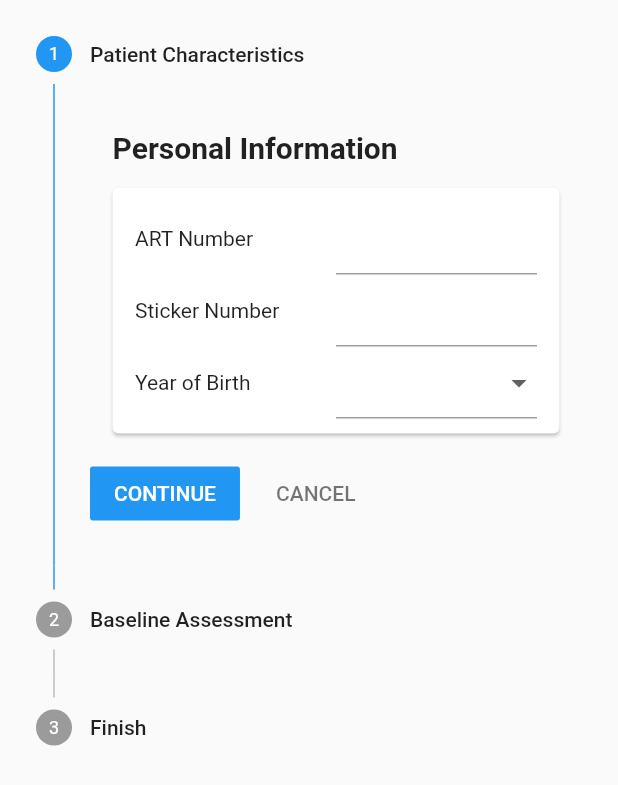
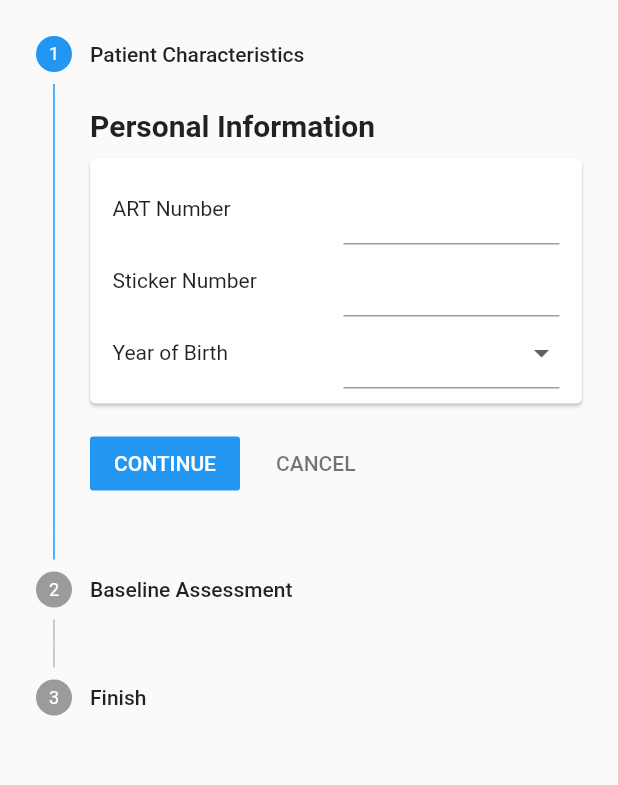
Before and after one commit to chrisly-bear/PEBRApp, a Flutter app: the _NewPatientForm widget shown alone on an empty page, opened directly, on a phone screen of 412 x 824 dp. Shown: the top 785 px of the screen. Run offline on Flutter 3.47's test engine with Material 2 defaults, Android fonts, the phone set to English and light mode, and no system bars; our stand-ins replace flushbar, shared_preferences, sqflite; missing offline and left inert: password, spreadsheet_decoder; accounts and stored records are empty.

Commit message:
Improved spacing in new patient form. Reduced some code duplication by refactoring out common code into separate methods.

```diff
--- a/lib/screens/NewPatientScreen.dart
+++ b/lib/screens/NewPatientScreen.dart
@@ -200,14 +200,8 @@ class _NewPatientFormState extends State<_NewPatientForm> {
   // ----------
 
   Widget _personalInformationCard() {
-    return Column(
-      crossAxisAlignment: CrossAxisAlignment.start,
-      children: [
-        _buildTitle('Personal Information'),
-        Card(
-          margin: EdgeInsets.symmetric(horizontal: 15),
-          child: Padding(
-            padding: EdgeInsets.symmetric(horizontal: 15, vertical: 10),
+    return _buildCard('Personal Information',
+      withTopPadding: false,
       child: Column(
         children: [
           _artNumberQuestion(),
@@ -220,9 +214,6 @@ class _NewPatientFormState extends State<_NewPatientForm> {
           _phoneNumberQuestion(),
         ],
       ),
-          ),
-        ),
-      ],
     );
   }
 
@@ -230,14 +221,7 @@ class _NewPatientFormState extends State<_NewPatientForm> {
     if (!_eligible) {
       return Container();
     }
-    return Column(
-      crossAxisAlignment: CrossAxisAlignment.start,
-      children: [
-        _buildTitle('Consent'),
-        Card(
-          margin: EdgeInsets.symmetric(horizontal: 15),
-          child: Padding(
-            padding: EdgeInsets.symmetric(horizontal: 15, vertical: 10),
+    return _buildCard('Consent',
       child: Column(
         children: [
           _consentGivenQuestion(),
@@ -245,9 +229,6 @@ class _NewPatientFormState extends State<_NewPatientForm> {
           _noConsentReasonOtherQuestion(),
         ],
       ),
-          ),
-        ),
-      ],
     );
   }
 
@@ -255,14 +236,7 @@ class _NewPatientFormState extends State<_NewPatientForm> {
     if (!_eligible || _newPatient.consentGiven == null || !_newPatient.consentGiven) {
       return Container();
     }
-    return Column(
-      crossAxisAlignment: CrossAxisAlignment.start,
-      children: [
-        _buildTitle('Viral Load Baseline'),
-        Card(
-          margin: EdgeInsets.symmetric(horizontal: 15),
-          child: Padding(
-            padding: EdgeInsets.symmetric(horizontal: 15, vertical: 10),
+    return _buildCard('Viral Load Baseline',
       child: Column(
         children: [
           _viralLoadBaselineAvailableQuestion(),
@@ -272,9 +246,6 @@ class _NewPatientFormState extends State<_NewPatientForm> {
           _viralLoadBaselineLabNumberQuestion(),
         ],
       ),
-          ),
-        ),
-      ],
     );
   }
 
@@ -728,13 +699,13 @@ class _NewPatientFormState extends State<_NewPatientForm> {
     return false;
   }
 
-  _closeScreen() {
+  void _closeScreen() {
     Navigator.of(context).popUntil((Route<dynamic> route) {
       return (route.settings.name == '/patient' || route.settings.name == '/');
     });
   }
 
-  _openKoBoCollect() async {
+  Future<void> _openKoBoCollect() async {
     const appUrl = 'android-app://org.koboc.collect.android';
     const marketUrl = 'market://details?id=org.koboc.collect.android';
     if (await canLaunch(appUrl)) {
@@ -746,15 +717,30 @@ class _NewPatientFormState extends State<_NewPatientForm> {
     }
   }
 
-  _buildTitle(String title) {
-    return Padding(
-      padding: EdgeInsets.all(15),
-      child: Text(
+  Widget _buildCard(String title, {@required Widget child, bool withTopPadding: true}) {
+    return Column(
+      crossAxisAlignment: CrossAxisAlignment.start,
+      children: [
+        SizedBox(height: withTopPadding ? 20.0 : 0.0),
+        _buildTitle(title),
+        SizedBox(height: 10.0),
+        Card(
+          margin: EdgeInsets.symmetric(horizontal: 0.0),
+          child: Padding(
+            padding: EdgeInsets.symmetric(horizontal: 15, vertical: 10),
+            child: child,
+          ),
+        ),
+      ],
+    );
+  }
+
+  Widget _buildTitle(String title) {
+    return Text(
       title,
       style: TextStyle(
         fontSize: 20,
         fontWeight: FontWeight.bold,
-        ),
       ),
     );
   }
@@ -767,6 +753,7 @@ class _NewPatientFormState extends State<_NewPatientForm> {
           flex: _questionsFlex,
           child: Text(question),
         ),
+        SizedBox(width: 10.0),
         Expanded(
           flex: _answersFlex,
           child: child,
```
Lines whose indentation alone changed are shown as unchanged.
